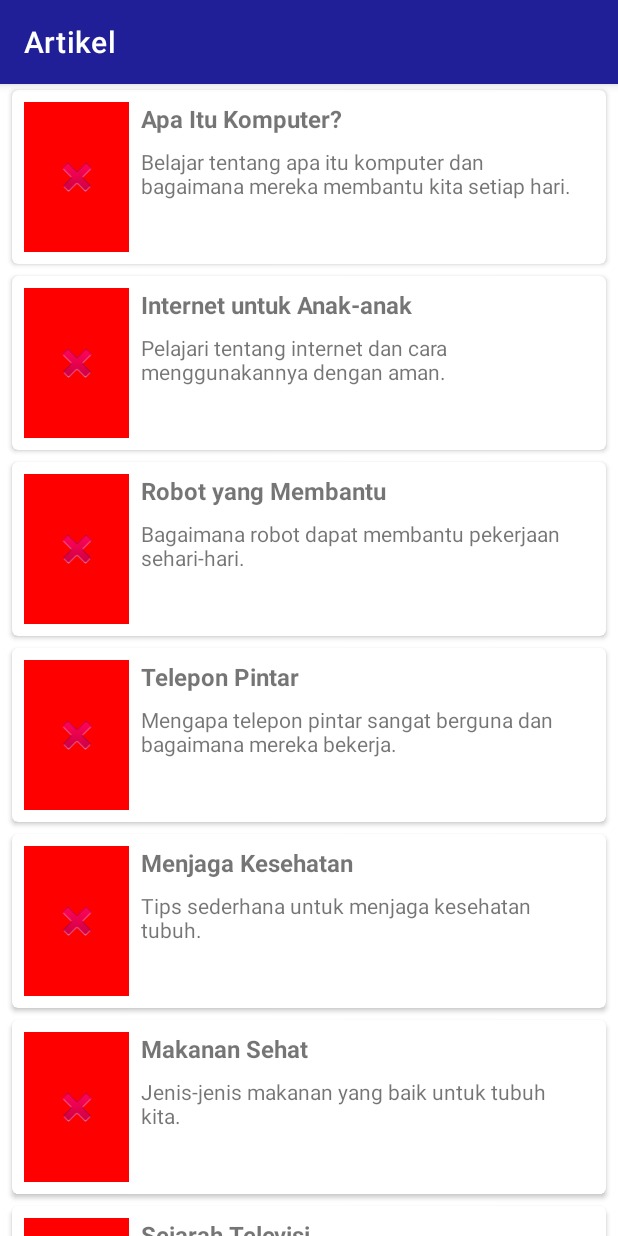
After one commit to Wira07/PajawanEdu-Mobile, an Android app: the ArtikelActivity screen opened directly, with no data from a screen before it, on a phone screen of 412 x 824 dp. The commit adds this screen. Run offline under Robolectric (Android 15) with nearby library versions, the phone set to English and light mode, and no system bars; pictures from the network do not load.

Commit message:
update file

```diff
--- a/app/build.gradle.kts
+++ b/app/build.gradle.kts
@@ -2,6 +2,7 @@ plugins {
     id("com.android.application")
     id("org.jetbrains.kotlin.android")
     id("com.google.gms.google-services")
+    id("kotlin-kapt") // Tambahkan ini
 }
 
 android {
@@ -41,15 +42,14 @@ android {
 }
 
 dependencies {
-
     implementation("androidx.core:core-ktx:1.13.1")
     implementation("androidx.appcompat:appcompat:1.7.0")
     implementation("com.google.firebase:firebase-storage:20.0.1")
     implementation("com.google.firebase:firebase-firestore:24.0.2")
     implementation("com.google.android.material:material:1.12.0")
     implementation("com.github.bumptech.glide:glide:4.12.0")
+    kapt("com.github.bumptech.glide:compiler:4.12.0") // Tambahkan ini
     implementation("de.hdodenhof:circleimageview:3.1.0")
-    annotationProcessor("com.github.bumptech.glide:compiler:4.12.0")
     implementation("androidx.lifecycle:lifecycle-runtime-ktx:2.4.1")
     implementation("com.pierfrancescosoffritti.androidyoutubeplayer:core:11.0.1")
     implementation("androidx.constraintlayout:constraintlayout:2.1.4")
--- /dev/null
+++ b/app/src/main/java/com/wira_fkom/pajawanedumobile/adapter/ArticleAdapter.kt
@@ -0,0 +1,46 @@
+package com.wira_fkom.pajawanedumobile.adapter
+
+import android.content.Intent
+import android.view.LayoutInflater
+import android.view.ViewGroup
+import androidx.recyclerview.widget.RecyclerView
+import com.bumptech.glide.Glide
+import com.wira_fkom.pajawanedumobile.R
+import com.wira_fkom.pajawanedumobile.data.Article
+import com.wira_fkom.pajawanedumobile.databinding.ItemLayoutBinding
+import com.wira_fkom.pajawanedumobile.learning.DetailArtikel
+
+class ArticleAdapter(
+    private val articles: List<Article>,
+    private val onItemClick: (Article) -> Unit
+) : RecyclerView.Adapter<ArticleAdapter.ArticleViewHolder>() {
+
+    inner class ArticleViewHolder(private val binding: ItemLayoutBinding) :
+        RecyclerView.ViewHolder(binding.root) {
+        fun bind(article: Article) {
+            binding.tvItemName.text = article.title
+            binding.tvItemDescription.text = article.description
+
+            Glide.with(binding.root.context)
+                .load(article.imageUrl)
+                .placeholder(R.drawable.placeholder) // Placeholder image
+                .error(R.drawable.error) // Error image
+                .into(binding.imgItemPhoto)
+
+            binding.root.setOnClickListener {
+                onItemClick(article)
+            }
+        }
+    }
+
+    override fun onCreateViewHolder(parent: ViewGroup, viewType: Int): ArticleViewHolder {
+        val binding = ItemLayoutBinding.inflate(LayoutInflater.from(parent.context), parent, false)
+        return ArticleViewHolder(binding)
+    }
+
+    override fun onBindViewHolder(holder: ArticleViewHolder, position: Int) {
+        holder.bind(articles[position])
+    }
+
+    override fun getItemCount(): Int = articles.size
+}
--- /dev/null
+++ b/app/src/main/java/com/wira_fkom/pajawanedumobile/data/Article.kt
@@ -0,0 +1,7 @@
+package com.wira_fkom.pajawanedumobile.data
+
+data class Article(
+    val title: String,
+    val description: String,
+    val imageUrl: String
+)
--- /dev/null
+++ b/app/src/main/java/com/wira_fkom/pajawanedumobile/learning/ArtikelActivity.kt
@@ -0,0 +1,47 @@
+package com.wira_fkom.pajawanedumobile.learning
+
+import android.content.Intent
+import android.os.Bundle
+import androidx.appcompat.app.AppCompatActivity
+import androidx.recyclerview.widget.LinearLayoutManager
+import com.wira_fkom.pajawanedumobile.R
+import com.wira_fkom.pajawanedumobile.adapter.ArticleAdapter
+import com.wira_fkom.pajawanedumobile.data.Article
+import com.wira_fkom.pajawanedumobile.databinding.ActivityArtikelBinding
+
+class ArtikelActivity : AppCompatActivity() {
+    private lateinit var binding: ActivityArtikelBinding
+
+    override fun onCreate(savedInstanceState: Bundle?) {
+        super.onCreate(savedInstanceState)
+        binding = ActivityArtikelBinding.inflate(layoutInflater)
+        setContentView(binding.root)
+
+        title = "Artikel"
+
+        val articles = listOf(
+            Article("Apa Itu Komputer?", "Belajar tentang apa itu komputer dan bagaimana mereka membantu kita setiap hari.", "https://i.pinimg.com/736x/0f/f1/67/0ff167f2ffba09f6337591aa6b0b694d.jpg"),
+            Article("Internet untuk Anak-anak", "Pelajari tentang internet dan cara menggunakannya dengan aman.", "https://cdn.pixabay.com/photo/2015/06/24/15/45/keyboard-820274_960_720.jpg"),
+            Article("Robot yang Membantu", "Bagaimana robot dapat membantu pekerjaan sehari-hari.", "https://i.pinimg.com/564x/08/6c/32/086c32533bc3dedbda109b96136f2e22.jpg"),
+            Article("Telepon Pintar", "Mengapa telepon pintar sangat berguna dan bagaimana mereka bekerja.", "https://i.pinimg.com/564x/ea/7e/18/ea7e18a2d223c07800a6a3a3b9268589.jpg"),
+            Article("Menjaga Kesehatan", "Tips sederhana untuk menjaga kesehatan tubuh.", "https://i.pinimg.com/564x/c5/59/af/c559af27267f60b0583a10675261ca9d.jpg"),
+            Article("Makanan Sehat", "Jenis-jenis makanan yang baik untuk tubuh kita.", "https://i.pinimg.com/736x/1c/bf/3e/1cbf3e3586d13e5f3e33a74540eddb5b.jpg"),
+            Article("Sejarah Televisi", "Bagaimana televisi ditemukan dan berkembang.", "https://asset.kompas.com/crops/qWqbJ53KDnJ4MUrpkLMLNKTofew=/0x82:640x509/750x500/data/photo/2022/11/03/63635e408a785.jpeg"),
+            Article("Penemuan Lampu", "Cerita tentang penemuan lampu dan bagaimana itu mengubah dunia.", "https://asset-a.grid.id//crop/112x0:561x504/700x0/photo/2019/12/03/4255448458.jpg"),
+            Article("Kesehatan Gigi", "Cara merawat gigi agar tetap sehat dan kuat.", "https://rsjakarta.co.id/wp-content/uploads/2022/03/images.png"),
+            Article("Sejarah Sepeda", "Bagaimana sepeda ditemukan dan digunakan sampai sekarang.", "https://awsimages.detik.net.id/community/media/visual/2020/07/02/foto-sejarah-sepeda-3_169.jpeg?w=600&q=90")
+        )
+
+        val adapter = ArticleAdapter(articles) { article ->
+            val intent = Intent(this, DetailArtikel::class.java).apply {
+                putExtra("title", article.title)
+                putExtra("description", article.description)
+                putExtra("imageUrl", article.imageUrl)
+            }
+            startActivity(intent)
+        }
+
+        binding.itemKu.layoutManager = LinearLayoutManager(this)
+        binding.itemKu.adapter = adapter
+    }
+}
--- /dev/null
+++ b/app/src/main/res/drawable/error.xml
@@ -0,0 +1,11 @@
+<?xml version="1.0" encoding="utf-8"?>
+<layer-list xmlns:android="http://schemas.android.com/apk/res/android">
+    <item>
+        <shape android:shape="rectangle">
+            <solid android:color="#FF0000"/>
+            <size android:width="100dp" android:height="100dp"/>
+        </shape>
+    </item>
+    <item android:drawable="@android:drawable/ic_delete"
+        android:gravity="center" />
+</layer-list>
--- /dev/null
+++ b/app/src/main/res/drawable/placeholder.xml
@@ -0,0 +1,11 @@
+<?xml version="1.0" encoding="utf-8"?>
+<layer-list xmlns:android="http://schemas.android.com/apk/res/android">
+    <item>
+        <shape android:shape="rectangle">
+            <solid android:color="#CCCCCC"/>
+            <size android:width="100dp" android:height="100dp"/>
+        </shape>
+    </item>
+    <item android:drawable="@android:drawable/ic_menu_report_image"
+        android:gravity="center" />
+</layer-list>
--- /dev/null
+++ b/app/src/main/res/layout/activity_artikel.xml
@@ -0,0 +1,19 @@
+<?xml version="1.0" encoding="utf-8"?>
+<androidx.constraintlayout.widget.ConstraintLayout xmlns:android="http://schemas.android.com/apk/res/android"
+    xmlns:app="http://schemas.android.com/apk/res-auto"
+    xmlns:tools="http://schemas.android.com/tools"
+    android:layout_width="match_parent"
+    android:layout_height="match_parent"
+    tools:context=".learning.ArtikelActivity">
+
+    <androidx.recyclerview.widget.RecyclerView
+        android:id="@+id/item_ku"
+        android:layout_width="0dp"
+        android:layout_height="0dp"
+        tools:listitem="@layout/item_layout"
+        app:layout_constraintBottom_toBottomOf="parent"
+        app:layout_constraintEnd_toEndOf="parent"
+        app:layout_constraintStart_toStartOf="parent"
+        app:layout_constraintTop_toTopOf="parent" />
+
+</androidx.constraintlayout.widget.ConstraintLayout>
--- a/app/src/main/res/layout/activity_main.xml
+++ b/app/src/main/res/layout/activity_main.xml
@@ -105,9 +105,10 @@
                             android:layout_marginBottom="8dp"/>
 
                         <Button
+                            android:id="@+id/buttonArtikel"
                             android:layout_width="wrap_content"
                             android:layout_height="wrap_content"
-                            android:text="Mulai kursus"
+                            android:text="Baca Artikel"
                             android:backgroundTint="#6200EE"
                             android:textColor="#ffffff"
                             android:elevation="2dp"/>
--- /dev/null
+++ b/app/src/main/res/layout/item_layout.xml
@@ -0,0 +1,58 @@
+<?xml version="1.0" encoding="utf-8"?>
+<androidx.cardview.widget.CardView xmlns:android="http://schemas.android.com/apk/res/android"
+    xmlns:card_view="http://schemas.android.com/apk/res-auto"
+    xmlns:tools="http://schemas.android.com/tools"
+    android:id="@+id/card_view"
+    android:layout_width="match_parent"
+    android:layout_height="wrap_content"
+    android:layout_gravity="center"
+    android:layout_marginStart="8dp"
+    android:layout_marginTop="4dp"
+    android:layout_marginEnd="8dp"
+    android:layout_marginBottom="4dp"
+    card_view:cardCornerRadius="4dp">
+
+    <androidx.constraintlayout.widget.ConstraintLayout
+        android:layout_width="match_parent"
+        android:layout_height="wrap_content"
+        android:padding="8dp">
+
+        <ImageView
+            android:id="@+id/img_item_photo"
+            android:layout_width="70dp"
+            android:layout_height="100dp"
+            android:scaleType="centerCrop"
+            card_view:layout_constraintBottom_toBottomOf="parent"
+            card_view:layout_constraintStart_toStartOf="parent"
+            card_view:layout_constraintTop_toTopOf="parent"
+            tools:src="@tools:sample/avatars" />
+
+        <TextView
+            android:id="@+id/tv_item_name"
+            android:layout_width="0dp"
+            android:layout_height="wrap_content"
+            android:layout_marginStart="8dp"
+            android:layout_marginEnd="8dp"
+            android:layout_toEndOf="@id/img_item_photo"
+            android:textSize="16sp"
+            android:textStyle="bold"
+            card_view:layout_constraintEnd_toEndOf="parent"
+            card_view:layout_constraintStart_toEndOf="@+id/img_item_photo"
+            card_view:layout_constraintTop_toTopOf="@+id/img_item_photo"
+            tools:text="@string/app_name" />
+
+        <TextView
+            android:id="@+id/tv_item_description"
+            android:layout_width="0dp"
+            android:layout_height="0dp"
+            android:layout_marginTop="8dp"
+            android:ellipsize="end"
+            android:maxLines="5"
+            card_view:layout_constraintBottom_toBottomOf="@+id/img_item_photo"
+            card_view:layout_constraintEnd_toEndOf="@+id/tv_item_name"
+            card_view:layout_constraintStart_toStartOf="@+id/tv_item_name"
+            card_view:layout_constraintTop_toBottomOf="@+id/tv_item_name"
+            card_view:layout_constraintVertical_bias="0.0"
+            tools:text="@string/deskripsi" />
+    </androidx.constraintlayout.widget.ConstraintLayout>
+</androidx.cardview.widget.CardView>
```
Also changed, not shown: app/src/main/AndroidManifest.xml (+8 -1 lines), app/src/main/java/com/wira_fkom/pajawanedumobile/MainActivity.kt (+20 -1 lines), app/src/main/java/com/wira_fkom/pajawanedumobile/ProfileActivity.kt (+44 -5 lines), app/src/main/java/com/wira_fkom/pajawanedumobile/QuizActivity.kt (+12 -0 lines), app/src/main/java/com/wira_fkom/pajawanedumobile/learning/DetailArtikel.kt (added, +35 -0 lines), app/src/main/java/com/wira_fkom/pajawanedumobile/login/RegisterActivity.kt (+54 -17 lines), app/src/main/res/layout/activity_detail_artikel.xml (added, +40 -0 lines), app/src/main/res/drawable/computer.png (added).
